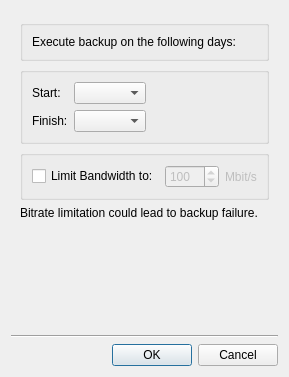
The window that client/libclient/src/ui/dialogs/backup_schedule_dialog.ui (networkoptix/nx_open) describes before a commit, drawn with Qt 5.
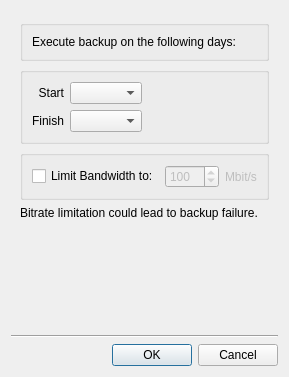
The same window after the commit.

Commit message:
## Minor alignment and naming fix
<==== Mercurial data ====>
Branch: dev_3.0.0_gui

```diff
--- a/client/libclient/src/ui/dialogs/backup_schedule_dialog.ui
+++ b/client/libclient/src/ui/dialogs/backup_schedule_dialog.ui
@@ -39,7 +39,10 @@
          <item row="1" column="0">
           <widget class="QLabel" name="finishLabel">
            <property name="text">
-            <string>Finish:</string>
+            <string>Finish</string>
+           </property>
+           <property name="alignment">
+            <set>Qt::AlignRight|Qt::AlignTrailing|Qt::AlignVCenter</set>
            </property>
           </widget>
          </item>
@@ -56,7 +59,10 @@
          <item row="0" column="0">
           <widget class="QLabel" name="startLabel">
            <property name="text">
-            <string>Start:</string>
+            <string>Start</string>
+           </property>
+           <property name="alignment">
+            <set>Qt::AlignRight|Qt::AlignTrailing|Qt::AlignVCenter</set>
            </property>
           </widget>
          </item>
```
